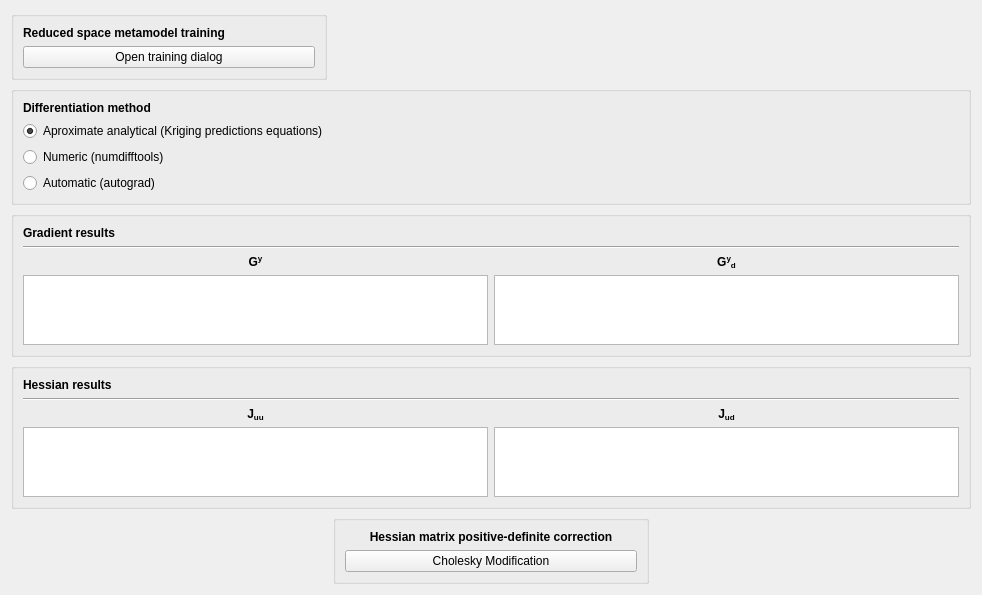
Qt form gui/views/ui_files/hessianextractiontab.ui (feslima/metacontrol) before a commit.
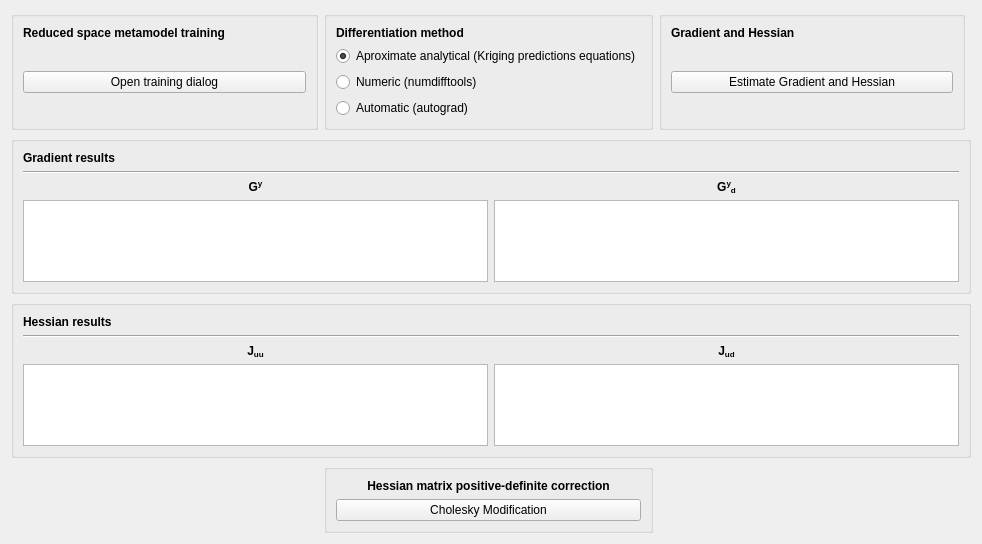
The same form after that commit.

Commit message: gradient display implemented

The edit to the form file:
```diff
--- a/gui/views/ui_files/hessianextractiontab.ui
+++ b/gui/views/ui_files/hessianextractiontab.ui
@@ -14,7 +14,62 @@
    <string>Form</string>
   </property>
   <layout class="QGridLayout" name="gridLayout_3">
-   <item row="1" column="0" colspan="3">
+   <item row="0" column="0">
+    <widget class="QGroupBox" name="groupBox">
+     <property name="title">
+      <string/>
+     </property>
+     <layout class="QGridLayout" name="gridLayout">
+      <item row="0" column="0">
+       <widget class="QLabel" name="label">
+        <property name="font">
+         <font>
+          <weight>75</weight>
+          <bold>true</bold>
+         </font>
+        </property>
+        <property name="text">
+         <string>Reduced space metamodel training</string>
+        </property>
+       </widget>
+      </item>
+      <item row="2" column="0">
+       <widget class="QPushButton" name="trainMetamodelPushButton">
+        <property name="text">
+         <string>Open training dialog</string>
+        </property>
+       </widget>
+      </item>
+      <item row="3" column="0">
+       <spacer name="verticalSpacer">
+        <property name="orientation">
+         <enum>Qt::Vertical</enum>
+        </property>
+        <property name="sizeHint" stdset="0">
+         <size>
+          <width>20</width>
+          <height>40</height>
+         </size>
+        </property>
+       </spacer>
+      </item>
+      <item row="1" column="0">
+       <spacer name="verticalSpacer_4">
+        <property name="orientation">
+         <enum>Qt::Vertical</enum>
+        </property>
+        <property name="sizeHint" stdset="0">
+         <size>
+          <width>20</width>
+          <height>40</height>
+         </size>
+        </property>
+       </spacer>
+      </item>
+     </layout>
+    </widget>
+   </item>
+   <item row="0" column="1">
     <widget class="QGroupBox" name="groupBox_2">
      <property name="title">
       <string/>
@@ -60,7 +115,62 @@
      </layout>
     </widget>
    </item>
-   <item row="3" column="0" colspan="3">
+   <item row="0" column="2">
+    <widget class="QGroupBox" name="groupBox_6">
+     <property name="title">
+      <string/>
+     </property>
+     <layout class="QGridLayout" name="gridLayout_7">
+      <item row="0" column="0">
+       <widget class="QLabel" name="label_8">
+        <property name="font">
+         <font>
+          <weight>75</weight>
+          <bold>true</bold>
+         </font>
+        </property>
+        <property name="text">
+         <string>Gradient and Hessian</string>
+        </property>
+       </widget>
+      </item>
+      <item row="2" column="0">
+       <widget class="QPushButton" name="genGradHessPushButton">
+        <property name="text">
+         <string>Estimate Gradient and Hessian</string>
+        </property>
+       </widget>
+      </item>
+      <item row="3" column="0">
+       <spacer name="verticalSpacer_2">
+        <property name="orientation">
+         <enum>Qt::Vertical</enum>
+        </property>
+        <property name="sizeHint" stdset="0">
+         <size>
+          <width>20</width>
+          <height>40</height>
+         </size>
+        </property>
+       </spacer>
+      </item>
+      <item row="1" column="0">
+       <spacer name="verticalSpacer_3">
+        <property name="orientation">
+         <enum>Qt::Vertical</enum>
+        </property>
+        <property name="sizeHint" stdset="0">
+         <size>
+          <width>20</width>
+          <height>40</height>
+         </size>
+        </property>
+       </spacer>
+      </item>
+     </layout>
+    </widget>
+   </item>
+   <item row="1" column="0" colspan="4">
     <widget class="QGroupBox" name="groupBox_3">
      <property name="title">
       <string/>
@@ -127,39 +237,7 @@
      </layout>
     </widget>
    </item>
-   <item row="5" column="1">
-    <widget class="QGroupBox" name="groupBox_5">
-     <property name="title">
-      <string/>
-     </property>
-     <layout class="QGridLayout" name="gridLayout_6">
-      <item row="0" column="0">
-       <widget class="QLabel" name="label_7">
-        <property name="font">
-         <font>
-          <weight>75</weight>
-          <bold>true</bold>
-         </font>
-        </property>
-        <property name="text">
-         <string>Hessian matrix positive-definite correction</string>
-        </property>
-        <property name="alignment">
-         <set>Qt::AlignCenter</set>
-        </property>
-       </widget>
-      </item>
-      <item row="1" column="0">
-       <widget class="QPushButton" name="pushButton_">
-        <property name="text">
-         <string>Cholesky Modification</string>
-        </property>
-       </widget>
-      </item>
-     </layout>
-    </widget>
-   </item>
-   <item row="4" column="0" colspan="3">
+   <item row="2" column="0" colspan="4">
     <widget class="QGroupBox" name="groupBox_4">
      <property name="title">
       <string/>
@@ -226,7 +304,7 @@
      </layout>
     </widget>
    </item>
-   <item row="5" column="0">
+   <item row="3" column="0">
     <spacer name="horizontalSpacer_3">
      <property name="orientation">
       <enum>Qt::Horizontal</enum>
@@ -239,7 +317,39 @@
      </property>
     </spacer>
    </item>
-   <item row="5" column="2">
+   <item row="3" column="1">
+    <widget class="QGroupBox" name="groupBox_5">
+     <property name="title">
+      <string/>
+     </property>
+     <layout class="QGridLayout" name="gridLayout_6">
+      <item row="0" column="0">
+       <widget class="QLabel" name="label_7">
+        <property name="font">
+         <font>
+          <weight>75</weight>
+          <bold>true</bold>
+         </font>
+        </property>
+        <property name="text">
+         <string>Hessian matrix positive-definite correction</string>
+        </property>
+        <property name="alignment">
+         <set>Qt::AlignCenter</set>
+        </property>
+       </widget>
+      </item>
+      <item row="1" column="0">
+       <widget class="QPushButton" name="pushButton_">
+        <property name="text">
+         <string>Cholesky Modification</string>
+        </property>
+       </widget>
+      </item>
+     </layout>
+    </widget>
+   </item>
+   <item row="3" column="2">
     <spacer name="horizontalSpacer_4">
      <property name="orientation">
       <enum>Qt::Horizontal</enum>
@@ -252,61 +362,6 @@
      </property>
     </spacer>
    </item>
-   <item row="0" column="0">
-    <widget class="QGroupBox" name="groupBox">
-     <property name="title">
-      <string/>
-     </property>
-     <layout class="QGridLayout" name="gridLayout">
-      <item row="1" column="0">
-       <widget class="QPushButton" name="trainMetamodelPushButton">
-        <property name="text">
-         <string>Open training dialog</string>
-        </property>
-       </widget>
-      </item>
-      <item row="0" column="0">
-       <widget class="QLabel" name="label">
-        <property name="font">
-         <font>
-          <weight>75</weight>
-          <bold>true</bold>
-         </font>
-        </property>
-        <property name="text">
-         <string>Reduced space metamodel training</string>
-        </property>
-       </widget>
-      </item>
-     </layout>
-    </widget>
-   </item>
-   <item row="0" column="2">
-    <spacer name="horizontalSpacer_2">
-     <property name="orientation">
-      <enum>Qt::Horizontal</enum>
-     </property>
-     <property name="sizeHint" stdset="0">
-      <size>
-       <width>40</width>
-       <height>20</height>
-      </size>
-     </property>
-    </spacer>
-   </item>
-   <item row="0" column="1">
-    <spacer name="horizontalSpacer">
-     <property name="orientation">
-      <enum>Qt::Horizontal</enum>
-     </property>
-     <property name="sizeHint" stdset="0">
-      <size>
-       <width>40</width>
-       <height>20</height>
-      </size>
-     </property>
-    </spacer>
-   </item>
   </layout>
  </widget>
  <resources/>
```
Left out of the diff: 2 changed lines with no effect on the pictures. The commit also changes 3 other files.
